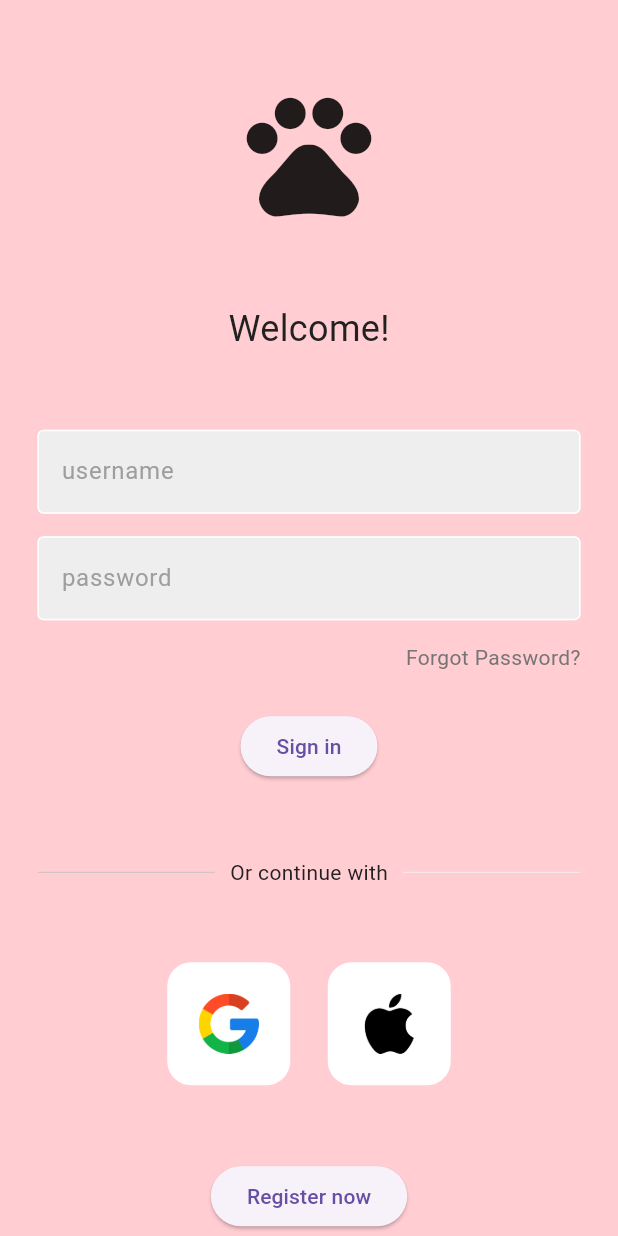
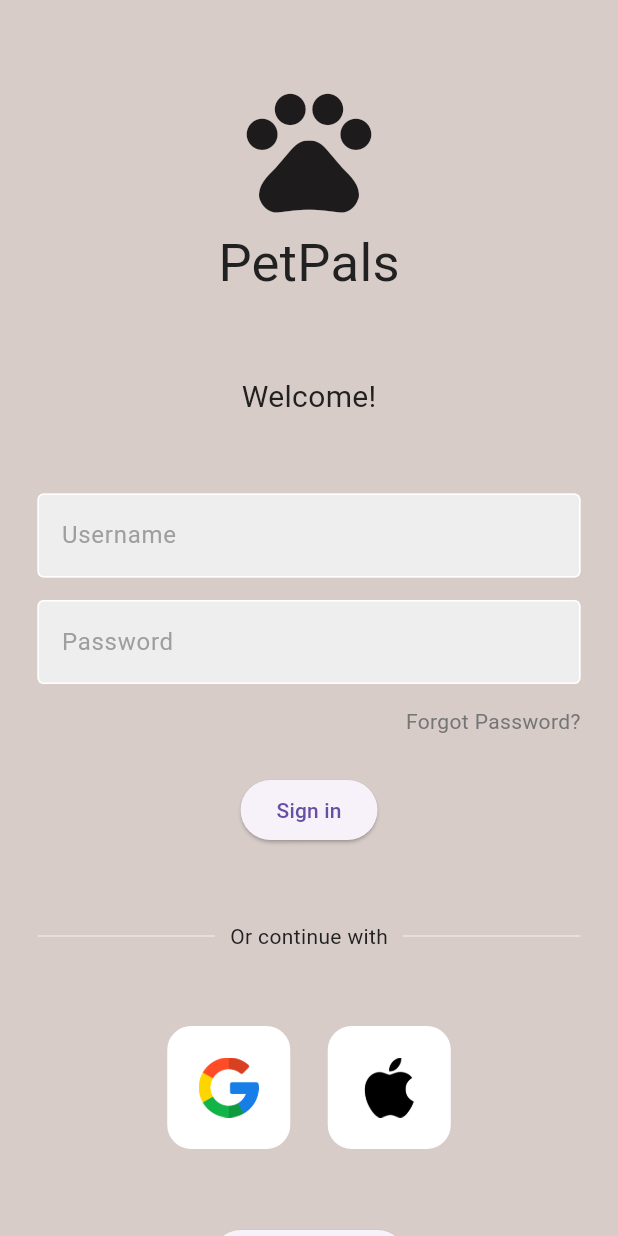
Before and after one commit to yoko3new/Virtual-Pet-App, a Flutter app: the screen it shows after launch, on a phone screen of 412 x 824 dp. Run offline on Flutter 3.47's test engine with Material 3 defaults, Android fonts, the phone set to English and light mode, and no system bars.

Commit message:
Update login_page.dart

```diff
--- a/lib/pages/login_page.dart
+++ b/lib/pages/login_page.dart
@@ -1,7 +1,14 @@
 import 'package:flutter/material.dart';
-import 'package:login/components/my_button.dart';
 import 'package:login/components/my_textfield.dart';
 import 'package:login/components/square_tile.dart';
+//import './api_service.dart';
+import 'dart:convert';
+
+/*
+Steph: I mainly change code from here to connect our backend and frontend
+because of this only the login1 page of the frontend connects to our backend
+
+*/
 
 class LoginPage extends StatelessWidget {
   LoginPage({super.key});
@@ -10,13 +17,44 @@ class LoginPage extends StatelessWidget {
   final usernameController = TextEditingController();
   final passwordController = TextEditingController();
 
+  // needed for api
+ // final ApiService apiService = ApiService();
+
+
+
   // sign user in method
-  void signUserIn() {}
+  void signUserIn(BuildContext context) async {
+    print('signUserIn called'); //this will print signUserIn called in the debug menu to test if the frontend flutter side works
+    String username = usernameController.text;
+    String password = passwordController.text;
+
+    // api for username and password
+    /*final response = await apiService.login(username, password);
+
+     error messages
+    if (response != null) {
+      print('Login successful: ${jsonEncode(response)}');
+
+      Navigator.pushNamed(context, '/petdashboard');
+    } else {
+
+      print('Login failed.');
+      ScaffoldMessenger.of(context).showSnackBar(
+        SnackBar(content: Text('Login failed. Please check your credentials.')),
+      );
+    }
+
+     */
+  }
+
+
+
+
 
   @override
   Widget build(BuildContext context) {
     return Scaffold(
-      backgroundColor: Colors.red[100],
+      backgroundColor: Colors.brown[100],
       body: SafeArea(
         child: Center(
           child: Column(
@@ -30,6 +68,14 @@ class LoginPage extends StatelessWidget {
                 size: 100,
               ),
 
+              Text(
+                'PetPals',
+                style: TextStyle(
+                  color: Colors.grey[900],
+                  fontSize: 35,
+                ),
+              ),
+
               const SizedBox(height: 50),
 
               // welcome back, you've been missed!
@@ -37,7 +83,7 @@ class LoginPage extends StatelessWidget {
                 'Welcome!',
                 style: TextStyle(
                   color: Colors.grey[900],
-                  fontSize: 24,
+                  fontSize: 20,
                 ),
               ),
 
@@ -46,7 +92,7 @@ class LoginPage extends StatelessWidget {
               // username textfield
               MyTextField(
                 controller: usernameController,
-                hintText: 'username',
+                hintText: 'Username',
                 obscureText: false,
               ),
 
@@ -55,7 +101,7 @@ class LoginPage extends StatelessWidget {
               // password textfield
               MyTextField(
                 controller: passwordController,
-                hintText: 'password',
+                hintText: 'Password',
                 obscureText: true,
               ),
 
@@ -80,7 +126,7 @@ class LoginPage extends StatelessWidget {
               // sign in button
               ElevatedButton(
                 child: const Text("Sign in"),
-                onPressed:(){
+                onPressed: () {
                   Navigator.pushNamed(context, '/petdashboard');
                 },
               ),
@@ -95,7 +141,7 @@ class LoginPage extends StatelessWidget {
                     Expanded(
                       child: Divider(
                         thickness: 0.5,
-                        color: Colors.grey[400],
+                        color: Colors.white,
                       ),
                     ),
                     Padding(
@@ -108,7 +154,7 @@ class LoginPage extends StatelessWidget {
                     Expanded(
                       child: Divider(
                         thickness: 0.5,
-                        color: Colors.grey[100],
+                        color: Colors.white,
                       ),
                     ),
                   ],
@@ -117,30 +163,29 @@ class LoginPage extends StatelessWidget {
 
               const SizedBox(height: 50),
 
-              // google + apple sign in buttons
-              Row(
+              // Google + Apple sign-in buttons
+              const Row(
                 mainAxisAlignment: MainAxisAlignment.center,
-                children: const [
-                  // google button
+                children: [
+                  // Google button
                   SquareTile(imagePath: 'lib/images/google.png'),
 
                   SizedBox(width: 25),
 
-                  // apple button
+                  // Apple button
                   SquareTile(imagePath: 'lib/images/apple.png')
                 ],
               ),
 
               const SizedBox(height: 50),
 
-              // not a member? register now
-         ElevatedButton(
-            child: const Text("Register now"),
-            onPressed:(){
-              Navigator.pushNamed(context, '/registrationpage');
-            },
-         ),
-
+              // Not a member? Register now
+              ElevatedButton(
+                child: const Text("Register now"),
+                onPressed: () {
+                  Navigator.pushNamed(context, '/registrationpage');
+                },
+              ),
             ],
           ),
         ),
```
